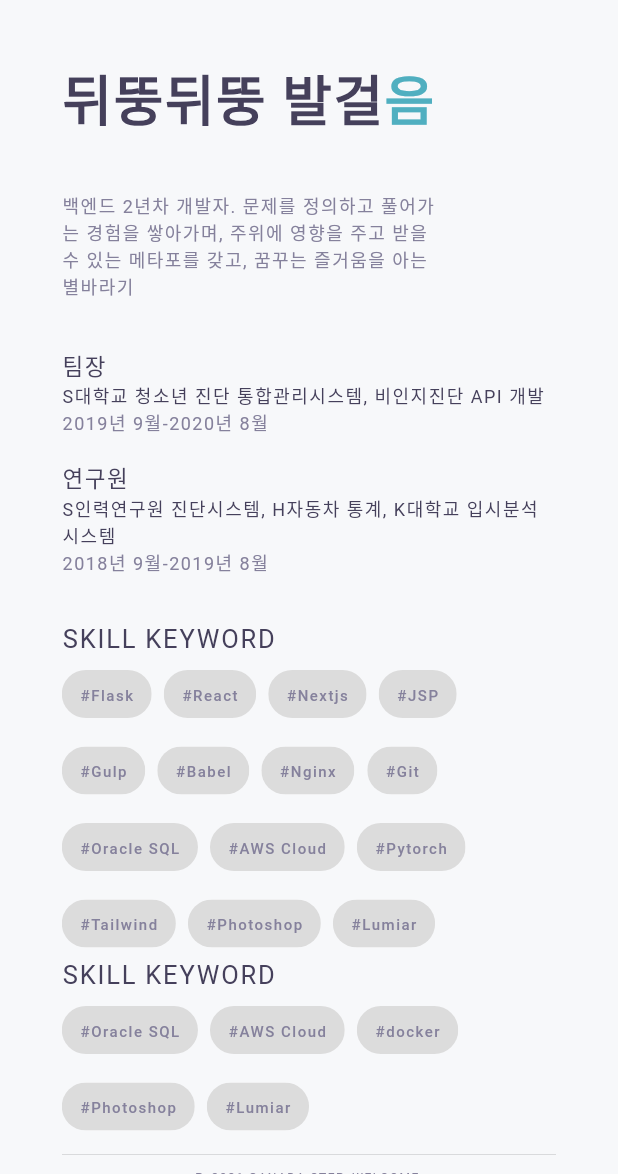
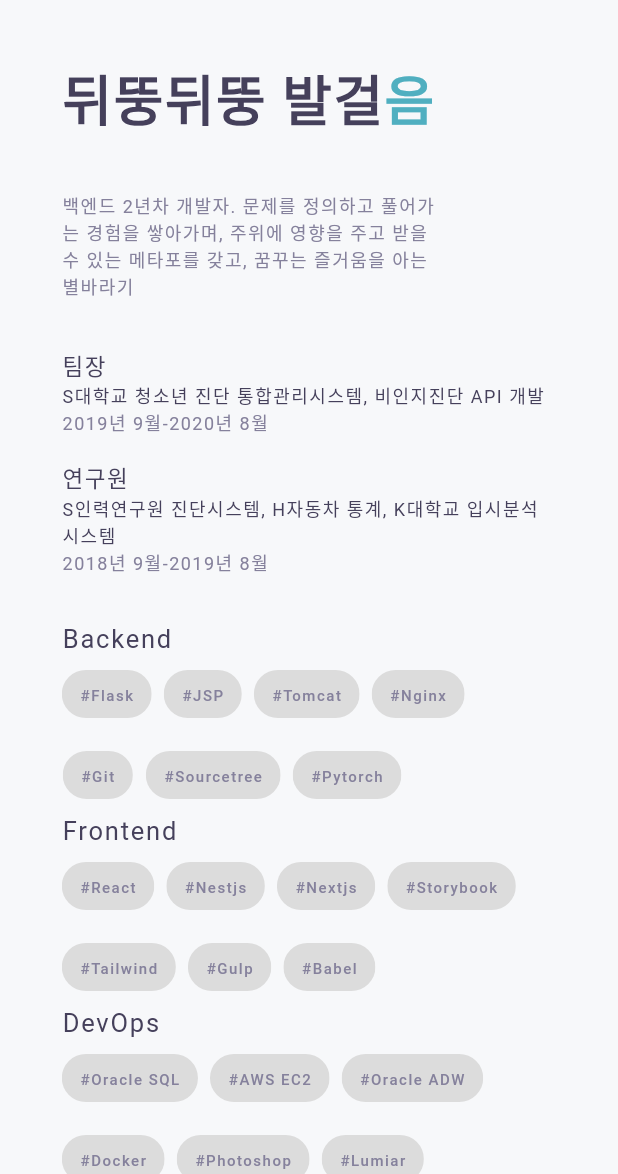
Before and after one commit to JS3322/portfolio_profile_flutter, a Flutter app: the screen it shows after launch, on a phone screen of 412 x 824 dp, the part 62-1236 px from its top. Run offline on Flutter 3.47's test engine with Material 2 defaults, Android fonts, the phone set to English and light mode, and no system bars; Roboto replaces fonts that are missing (NexaBold, NexaLight, ProductSans).

Commit message:
20210404_v2

```diff
--- a/lib/ui/home.dart
+++ b/lib/ui/home.dart
@@ -282,7 +282,8 @@ class HomePage extends StatelessWidget {
     '#Nginx',
     '#Git',
     '#Oracle SQL',
-    '#AWS Cloud',
+    '#AWS EC2',
+    '#Oracle ADW',
     '#Pytorch',
     '#Tailwind',
     '#Photoshop',
@@ -291,8 +292,9 @@ class HomePage extends StatelessWidget {
 
   final devops = [
     '#Oracle SQL',
-    '#AWS Cloud',
-    '#docker',
+    '#AWS EC2',
+    '#Oracle ADW',
+    '#Docker',
     '#Photoshop',
     '#Lumiar',
   ];
@@ -320,14 +322,28 @@ class HomePage extends StatelessWidget {
   Widget _buildSkills(BuildContext context) {
     final List<Widget> widgets = skills
         .map((skill) => Padding(
-              padding: EdgeInsets.only(right: 8.0, top: 3.0),
+              padding: EdgeInsets.only(right: 8.0, top: 3.0, bottom: 3.0),
               child: _buildSkillChip(context, skill),
             ))
         .toList();
 
     final List<Widget> widgets_devops = devops
         .map((skill) => Padding(
-              padding: EdgeInsets.only(right: 8.0, top: 3.0),
+              padding: EdgeInsets.only(right: 8.0, top: 3.0, bottom: 3.0),
+              child: _buildSkillChip(context, skill),
+            ))
+        .toList();
+
+    final List<Widget> widgets_backend = backend
+        .map((skill) => Padding(
+              padding: EdgeInsets.only(right: 8.0, top: 3.0, bottom: 3.0),
+              child: _buildSkillChip(context, skill),
+            ))
+        .toList();
+
+    final List<Widget> widgets_frontend = frontend
+        .map((skill) => Padding(
+              padding: EdgeInsets.only(right: 8.0, top: 3.0, bottom: 3.0),
               child: _buildSkillChip(context, skill),
             ))
         .toList();
@@ -336,17 +352,33 @@ class HomePage extends StatelessWidget {
       mainAxisSize: MainAxisSize.max,
       crossAxisAlignment: CrossAxisAlignment.start,
       children: <Widget>[
-        _buildSkillsContainerHeading(),
-        Wrap(children: widgets),
-        _buildSkillsContainerHeading(),
+        _buildSkillsContainerHeading_backend(),
+        Wrap(children: widgets_backend),
+        _buildSkillsContainerHeading_frontend(),
+        Wrap(children: widgets_frontend),
+        _buildSkillsContainerHeading_devops(),
         Wrap(children: widgets_devops),
       ],
     );
   }
 
-  Widget _buildSkillsContainerHeading() {
+  Widget _buildSkillsContainerHeading_backend() {
     return Text(
-      Strings.skills_i_have,
+      Strings.skills_backend,
+      style: TextStyles.sub_heading,
+    );
+  }
+
+  Widget _buildSkillsContainerHeading_frontend() {
+    return Text(
+      Strings.skills_frontend,
+      style: TextStyles.sub_heading,
+    );
+  }
+
+  Widget _buildSkillsContainerHeading_devops() {
+    return Text(
+      Strings.skills_devops,
       style: TextStyles.sub_heading,
     );
   }
```
